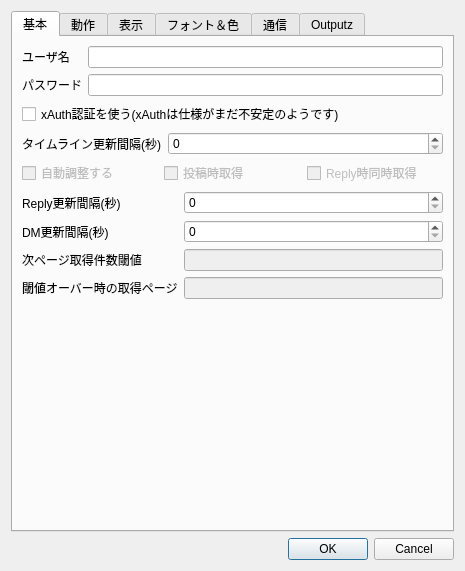
The window that settingdialog.ui (plus7/Qween) describes before a commit, drawn with Qt 5.
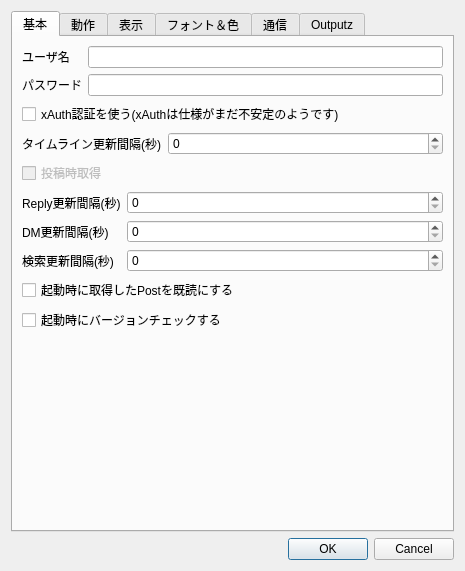
The same window after the commit. The open tabs and pages were chosen to show the change.

Commit message: enable show icon in tabs config

Diff of the .ui file:
```diff
--- a/settingdialog.ui
+++ b/settingdialog.ui
@@ -91,16 +91,6 @@
        </item>
        <item>
         <layout class="QHBoxLayout" name="horizontalLayout_4">
-         <item>
-          <widget class="QCheckBox" name="checkBox_3">
-           <property name="enabled">
-            <bool>false</bool>
-           </property>
-           <property name="text">
-            <string>自動調整する</string>
-           </property>
-          </widget>
-         </item>
          <item>
           <widget class="QCheckBox" name="checkBox">
            <property name="enabled">
@@ -111,16 +101,6 @@
            </property>
           </widget>
          </item>
-         <item>
-          <widget class="QCheckBox" name="checkBox_2">
-           <property name="enabled">
-            <bool>false</bool>
-           </property>
-           <property name="text">
-            <string>Reply時同時取得</string>
-           </property>
-          </widget>
-         </item>
         </layout>
        </item>
        <item>
@@ -135,6 +115,13 @@
            </property>
           </widget>
          </item>
+         <item row="0" column="1">
+          <widget class="QSpinBox" name="spinReplyUpdateIntv">
+           <property name="maximum">
+            <number>100000</number>
+           </property>
+          </widget>
+         </item>
          <item row="1" column="0">
           <widget class="QLabel" name="label_5">
            <property name="text">
@@ -142,41 +129,6 @@
            </property>
           </widget>
          </item>
-         <item row="2" column="0">
-          <widget class="QLabel" name="label_6">
-           <property name="text">
-            <string>次ページ取得件数閾値</string>
-           </property>
-          </widget>
-         </item>
-         <item row="2" column="1">
-          <widget class="QLineEdit" name="lineEdit_5">
-           <property name="enabled">
-            <bool>false</bool>
-           </property>
-          </widget>
-         </item>
-         <item row="3" column="0">
-          <widget class="QLabel" name="label_7">
-           <property name="text">
-            <string>閾値オーバー時の取得ページ</string>
-           </property>
-          </widget>
-         </item>
-         <item row="3" column="1">
-          <widget class="QLineEdit" name="lineEdit_6">
-           <property name="enabled">
-            <bool>false</bool>
-           </property>
-          </widget>
-         </item>
-         <item row="0" column="1">
-          <widget class="QSpinBox" name="spinReplyUpdateIntv">
-           <property name="maximum">
-            <number>100000</number>
-           </property>
-          </widget>
-         </item>
          <item row="1" column="1">
           <widget class="QSpinBox" name="spinDMUpdateIntv">
            <property name="maximum">
@@ -184,8 +136,32 @@
            </property>
           </widget>
          </item>
+         <item row="2" column="1">
+          <widget class="QSpinBox" name="spinSearchUpdateIntv"/>
+         </item>
+         <item row="2" column="0">
+          <widget class="QLabel" name="label_6">
+           <property name="text">
+            <string>検索更新間隔(秒)</string>
+           </property>
+          </widget>
+         </item>
         </layout>
        </item>
+       <item>
+        <widget class="QCheckBox" name="checkBox_2">
+         <property name="text">
+          <string>起動時に取得したPostを既読にする</string>
+         </property>
+        </widget>
+       </item>
+       <item>
+        <widget class="QCheckBox" name="chkVerCheckOnStartup">
+         <property name="text">
+          <string>起動時にバージョンチェックする</string>
+         </property>
+        </widget>
+       </item>
        <item>
         <spacer name="verticalSpacer_6">
          <property name="orientation">
```
The commit also changes 4 other files.
